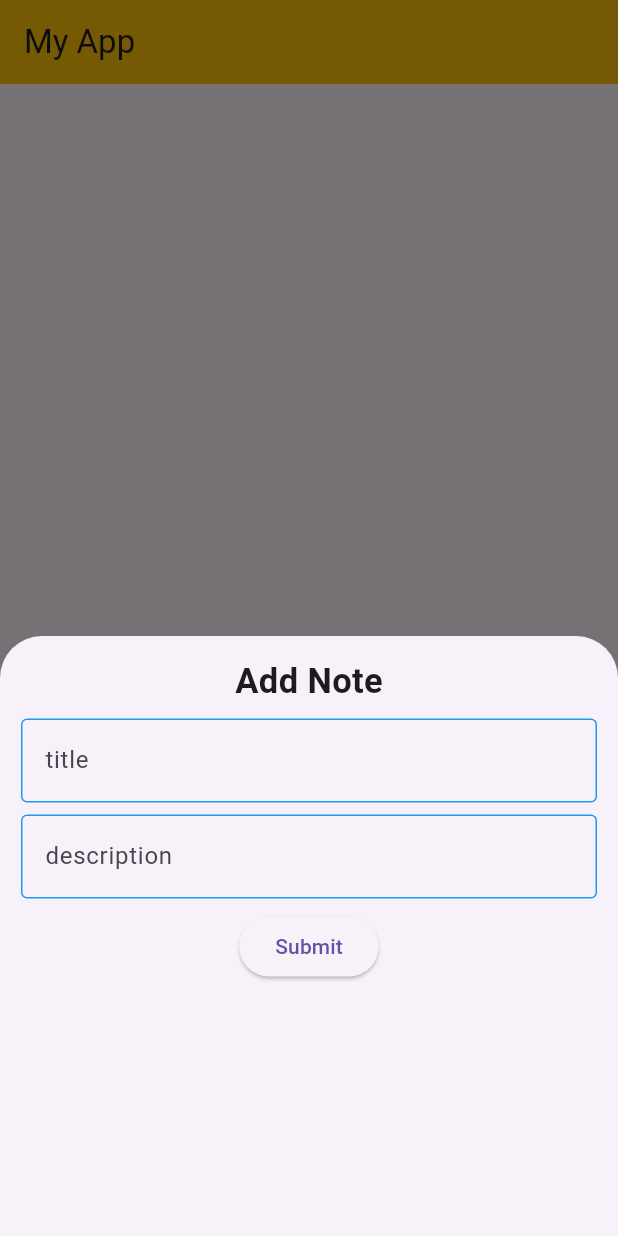
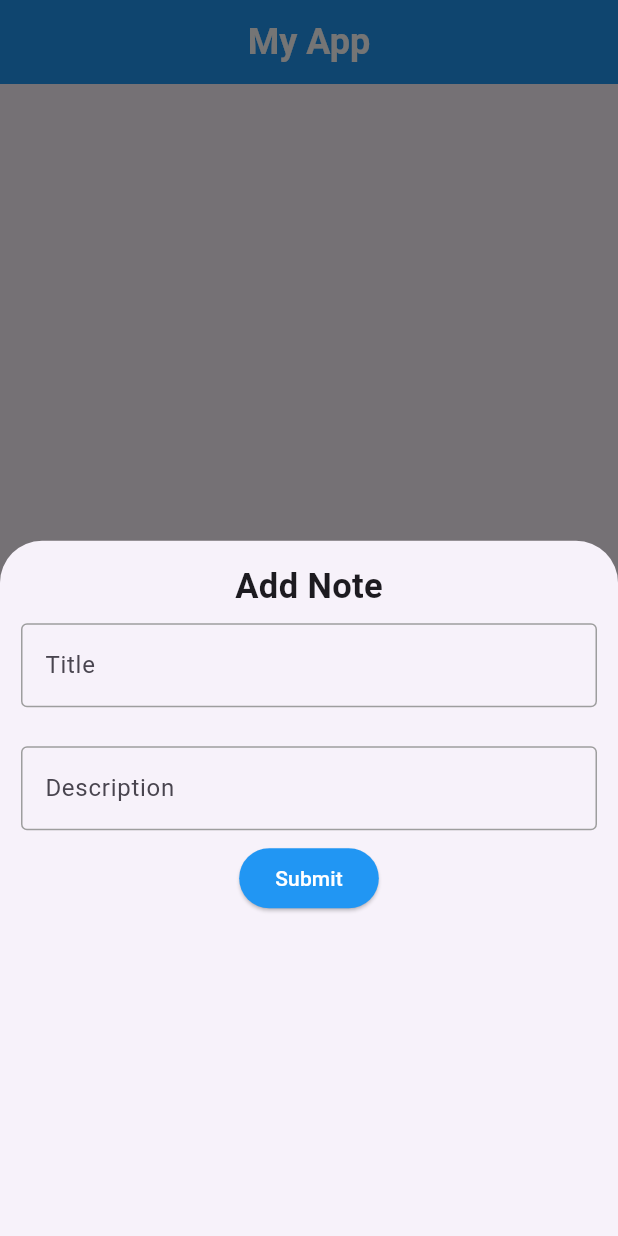
Before and after one commit to hassan12187/flutter_notes_app, a Flutter app: the MyApp screen opened directly, after a tap on the "add" icon, on a phone screen of 412 x 824 dp. Run offline on Flutter 3.47's test engine with Material 3 defaults, Android fonts, the phone set to English and light mode, and no system bars; our stand-ins replace sqflite; accounts and stored records are empty.

Commit message:
new changes

```diff
--- a/lib/main.dart
+++ b/lib/main.dart
@@ -1,10 +1,11 @@
 import 'package:flutter/material.dart';
+import 'package:myproject/SplashScreen.dart';
 import 'package:myproject/data/dbHelper.dart';
 
 void main() {
   runApp(const MaterialApp(
     debugShowCheckedModeBanner: false,
-    home: MyApp(),
+    home: SplashScreen(),
   ));
 }
 
@@ -40,8 +41,13 @@ class _MyApp extends State<MyApp> {
   Widget build(BuildContext context) {
     return Scaffold(
       appBar: AppBar(
-        title: Text("My App"),
-        backgroundColor: Colors.amber,
+        centerTitle: true,
+        title: Text(
+          "My App",
+          style: TextStyle(
+              color: Colors.white, fontSize: 24, fontWeight: FontWeight.bold),
+        ),
+        backgroundColor: Colors.blue,
       ),
       body: Center(
           child: allNotes.isNotEmpty
@@ -102,7 +108,7 @@ class _MyApp extends State<MyApp> {
         builder: (context) {
           return Container(
             padding: EdgeInsets.all(14),
-            height: 400,
+            height: 600,
             width: double.infinity,
             child: Column(
               spacing: 8,
@@ -115,25 +121,28 @@ class _MyApp extends State<MyApp> {
                   controller: title,
                   decoration: InputDecoration(
                       hintText: "Enter Title",
-                      labelText: isUpdate ? title.text : "title",
+                      labelText: "Title",
                       enabledBorder: OutlineInputBorder(
-                        borderSide: BorderSide(color: Colors.blue, width: 1),
+                        borderSide: BorderSide(color: Colors.grey, width: 1),
                       ),
                       focusedBorder: OutlineInputBorder(
                           borderSide:
-                              BorderSide(color: Colors.orange, width: 1))),
+                              BorderSide(color: Colors.blue, width: 1))),
+                ),
+                SizedBox(
+                  height: 10,
                 ),
                 TextField(
                   controller: description,
                   decoration: InputDecoration(
                       hintText: "Enter Description",
-                      labelText: isUpdate ? description.text : "description",
+                      labelText: "Description",
                       enabledBorder: OutlineInputBorder(
-                        borderSide: BorderSide(color: Colors.blue, width: 1),
+                        borderSide: BorderSide(color: Colors.grey, width: 1),
                       ),
                       focusedBorder: OutlineInputBorder(
                           borderSide:
-                              BorderSide(color: Colors.orange, width: 1))),
+                              BorderSide(color: Colors.blue, width: 1))),
                 ),
                 ElevatedButton(
                     onPressed: () async {
@@ -146,7 +155,14 @@ class _MyApp extends State<MyApp> {
                       getNotes();
                       Navigator.pop(context);
                     },
-                    child: Text(isUpdate ? "Edit" : "Submit"))
+                    style: ButtonStyle(
+                      backgroundColor:
+                          WidgetStateProperty.all<Color>(Colors.blue),
+                    ),
+                    child: Text(
+                      isUpdate ? "Edit" : "Submit",
+                      style: TextStyle(color: Colors.white),
+                    ))
               ],
             ),
           );
```
Also changed, not shown: lib/SplashScreen.dart (added, +44 -0 lines).
